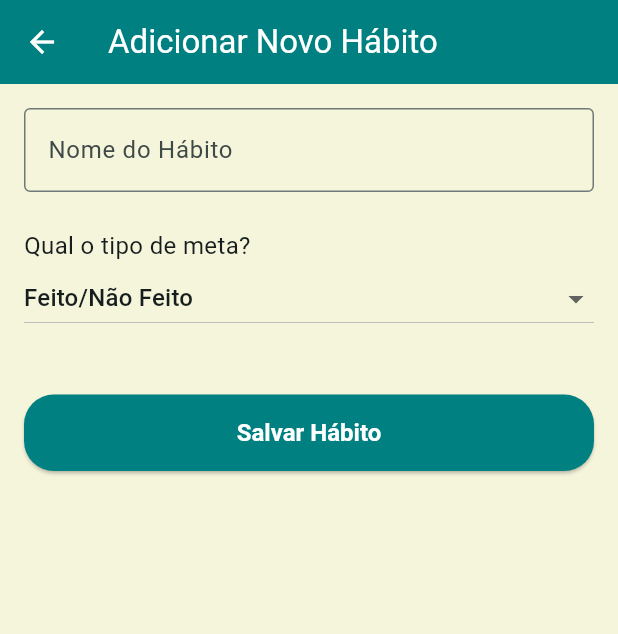
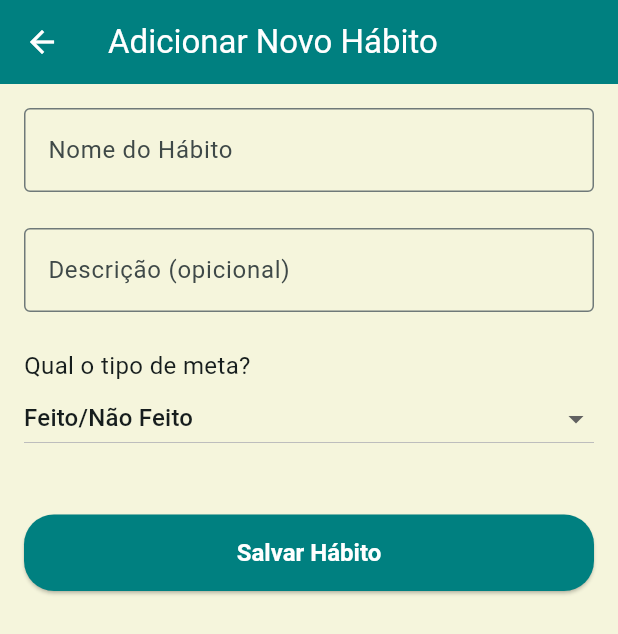
Before and after one commit to arielm11/habitflow, a Flutter app: the HomePage screen opened directly, after a tap on the "add" icon, on a phone screen of 412 x 824 dp. Shown: the top 634 px of the screen. Run offline on Flutter 3.47's test engine with Material 3 defaults, Android fonts, the phone set to English and light mode, and no system bars; our stand-ins replace shared_preferences, smooth_page_indicator, sqflite; accounts and stored records are empty.

Commit message:
feat: Add Description formfield
Adicionando o campo de descrição do hábito

```diff
--- /dev/null
+++ b/devtools_options.yaml
@@ -0,0 +1,3 @@
+description: This file stores settings for Dart & Flutter DevTools.
+documentation: https://docs.flutter.dev/tools/devtools/extensions#configure-extension-enablement-states
+extensions:
--- a/lib/data/database/database_helper.dart
+++ b/lib/data/database/database_helper.dart
@@ -5,7 +5,7 @@ class DatabaseHelper {
   // Nome do arquivo do BD
   static const _databaseName = 'habitflow.db';
   // Versão do BD
-  static const _databaseVersion = 1;
+  static const _databaseVersion = 2;
 
   // Nome da tabela de Hábitos
   static const tableHabitos = 'habitos';
@@ -25,8 +25,12 @@ class DatabaseHelper {
   // Inicializando o BD
   _initDatabase() async {
     String path = join(await getDatabasesPath(), _databaseName);
-    return await openDatabase(path,
-        version: _databaseVersion, onCreate: _onCreate);
+    return await openDatabase(
+      path,
+      version: _databaseVersion,
+      onCreate: _onCreate,
+      // onUpgrade: _onUpgrade,
+    );
   }
 
   // Criando Tabela
@@ -35,12 +39,21 @@ class DatabaseHelper {
       CREATE TABLE $tableHabitos (
         id INTEGER PRIMARY KEY AUTOINCREMENT,
         nome TEXT NOT NULL,
+        descricao TEXT,
         tipoMeta TEXT NOT NULL,
         metaValor TEXT,
         ativo INTEGER NOT NULL
       )
     ''');
   }
+
+  // Adicionando coluna
+  // Future _onUpgrade(Database db, int oldVersion, int newVersion) async {
+  //   await db.execute('''
+  //     ALTER TABLE $tableHabitos
+  //     ADD COLUMN descricao TEXT;
+  //   ''');
+  // }
 
   // Métodos CRUD
 
--- a/lib/data/models/habito_model.dart
+++ b/lib/data/models/habito_model.dart
@@ -2,6 +2,7 @@ class Habito {
   // Atributos
   int? id;
   String nome;
+  String? descricao;
   String tipoMeta;
   String? metaValor;
   bool ativo;
@@ -10,6 +11,7 @@ class Habito {
   Habito({
     this.id,
     required this.nome,
+    this.descricao,
     required this.tipoMeta,
     this.metaValor,
     required this.ativo,
@@ -20,6 +22,7 @@ class Habito {
     return {
       'id': id,
       'nome': nome,
+      'descricao': descricao,
       'tipoMeta': tipoMeta,
       'metaValor': metaValor,
       'ativo': ativo ? 1 : 0,
@@ -32,6 +35,7 @@ class Habito {
         id: map['id'],
         nome: map['nome'],
         tipoMeta: map['tipoMeta'],
+        descricao: map['descricao'],
         metaValor: map['metaValor'],
         ativo: map['ativo'] == 1);
   }
--- a/lib/screens/add_habit_screen.dart
+++ b/lib/screens/add_habit_screen.dart
@@ -13,10 +13,9 @@ class AddHabitScreen extends StatefulWidget {
 }
 
 class _AddHabitScreenState extends State<AddHabitScreen> {
-  // Chave global para identificar e validar nosso formulário.
   final _formKey = GlobalKey<FormState>();
-  // Controlador para o campo de texto do nome.
   final _nameController = TextEditingController();
+  final _descriptionController = TextEditingController();
 
   // Variável para guardar o tipo de meta selecionado.
   // Começa com 'Feito/Não Feito' como padrão.
@@ -24,11 +23,10 @@ class _AddHabitScreenState extends State<AddHabitScreen> {
 
   // Função para salvar o hábito no banco de dados.
   Future<void> _saveHabit() async {
-    // Primeiro, validamos o formulário. Se não for válido, não fazemos nada.
     if (_formKey.currentState!.validate()) {
-      // Criamos um novo objeto Habito com os dados do formulário.
       final newHabit = Habito(
         nome: _nameController.text,
+        descricao: _descriptionController.text,
         tipoMeta: _selectedGoalType,
         ativo: true, // Todo novo hábito começa como ativo.
       );
@@ -54,6 +52,7 @@ class _AddHabitScreenState extends State<AddHabitScreen> {
         padding: const EdgeInsets.all(16.0),
         child: Form(
           key: _formKey,
+          child: SingleChildScrollView(
             child: Column(
               crossAxisAlignment: CrossAxisAlignment.stretch,
               children: [
@@ -72,6 +71,17 @@ class _AddHabitScreenState extends State<AddHabitScreen> {
                     }
                     return null;
                   },
+                ),
+                const SizedBox(height: 24),
+
+                // --- CAMPO DE TEXTO PARA A DESCRIÇÃO DO HABITO ---
+                TextFormField(
+                  controller: _descriptionController,
+                  decoration: const InputDecoration(
+                    labelText: 'Descrição (opicional)',
+                    hintText: 'Beber aguá 2L de Água por dia',
+                    border: OutlineInputBorder(),
+                  ),
                 ),
                 const SizedBox(height: 24),
 
@@ -110,6 +120,7 @@ class _AddHabitScreenState extends State<AddHabitScreen> {
             ),
           ),
         ),
+      ),
     );
   }
 }
--- a/lib/screens/home_page.dart
+++ b/lib/screens/home_page.dart
@@ -93,6 +93,7 @@ class _HomePageState extends State<HomePage> {
                       final habit = habits[index];
                       return HabitCard(
                         habitName: habit.nome,
+                        description: habit.descricao,
                         // Ícone de exemplo por enquanto
                         icon: Icons.check_circle_outline,
                         // Estado do checkbox de exemplo por enquanto
```
Also changed, not shown: lib/widgets/habit_card.dart (+8 -0 lines). Lines whose indentation alone changed are shown as unchanged.
